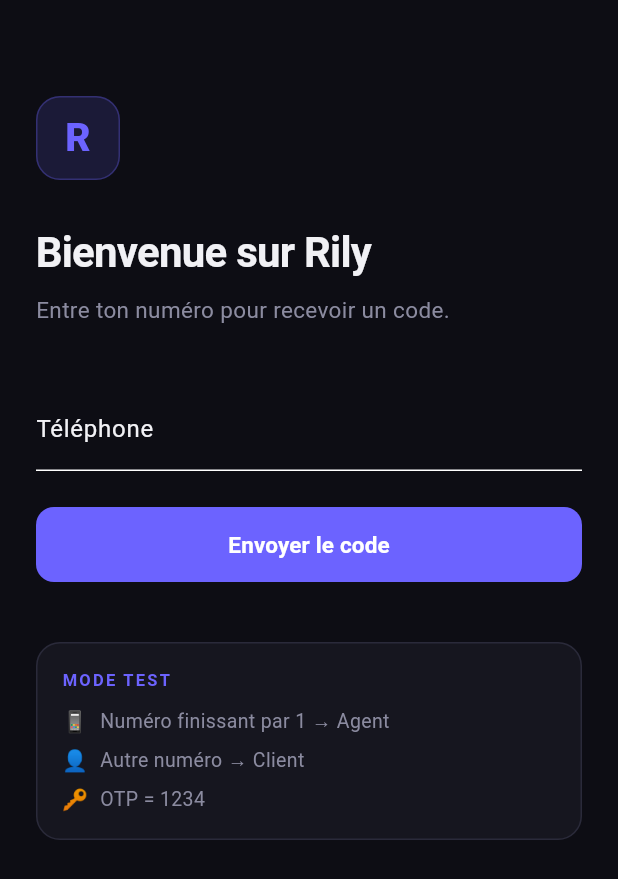
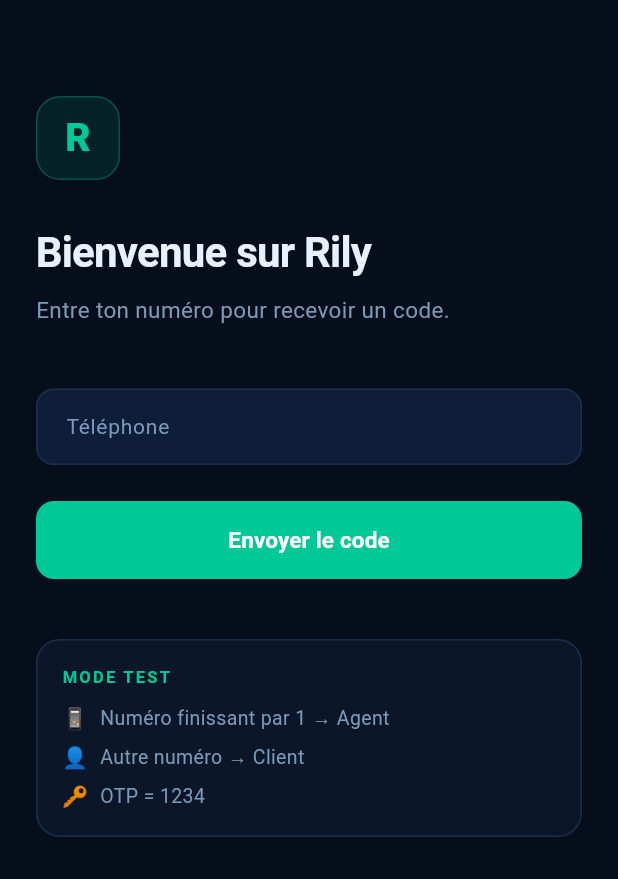
Before and after one commit to AdamElguennioui/RilyGo_App, a Flutter app: the screen it shows after launch, on a phone screen of 412 x 824 dp. Shown: the top 879 px of the screen. Run offline on Flutter 3.47's test engine with Material 3 defaults, Android fonts, the phone set to English and light mode, and no system bars; accounts and stored records are empty.

Commit message:
style: green + dark-blue theme overhaul, clean analyze
- Replace purple accent with emerald green (#00C896) + dark navy palette
- Add gradientStart/End constants for CTA banners (navy → green)
- Extend ThemeData: inputDecoration, buttons, switch, tabBar, snackBar
- Update MissionStatus colors: accepted → sky blue, inProgress → green
- Fix all withOpacity() → withValues(alpha:) deprecations (32 occurrences)
- Remove unused _auth field in MissionStatusScreen
- Remove unused services.dart import in LoginScreen
- Fix category emoji in ClientMissionCard (was always 📦)
- Fix double-underscore lint in main.dart route builder
- Add curly braces in mission_service.dart flow control
- flutter analyze: 0 issues

Co-Authored-By: Claude Sonnet 4.6 <noreply@anthropic.com>

```diff
--- a/lib/main.dart
+++ b/lib/main.dart
@@ -65,8 +65,8 @@ class RilyApp extends StatelessWidget {
 
   PageRouteBuilder _slide(Widget page) {
     return PageRouteBuilder(
-      pageBuilder: (_, animation, __) => page,
-      transitionsBuilder: (_, animation, __, child) {
+      pageBuilder: (ctx, animation, secondaryAnimation) => page,
+      transitionsBuilder: (ctx, animation, secondaryAnimation, child) {
         return SlideTransition(
           position: Tween<Offset>(
             begin: const Offset(1, 0),
--- a/lib/models/mission.dart
+++ b/lib/models/mission.dart
@@ -16,11 +16,11 @@ extension MissionStatusExtension on MissionStatus {
       case MissionStatus.created:
         return const Color(0xFF94A3B8);
       case MissionStatus.accepted:
-        return const Color(0xFF38BDF8);
+        return const Color(0xFF60A5FA);
       case MissionStatus.onTheWay:
         return const Color(0xFFF59E0B);
       case MissionStatus.inProgress:
-        return const Color(0xFFA78BFA);
+        return const Color(0xFF00C896);
       case MissionStatus.completed:
         return const Color(0xFF22C55E);
       case MissionStatus.cancelled:
--- a/lib/services/mission_service.dart
+++ b/lib/services/mission_service.dart
@@ -231,7 +231,9 @@ class MissionService {
     final user = _authService.currentUser;
     if (user == null) return false;
     if (mission.status == MissionStatus.completed ||
-        mission.status == MissionStatus.cancelled) return false;
+        mission.status == MissionStatus.cancelled) {
+      return false;
+    }
 
     if (user.role == UserRole.client) {
       return mission.clientId == user.id &&
--- a/lib/ui/create_mission_screen.dart
+++ b/lib/ui/create_mission_screen.dart
@@ -254,7 +254,7 @@ class _CreateMissionScreenState extends State<CreateMissionScreen> {
                   const SectionHeader('TARIF'),
                   const SizedBox(height: 14),
                   RilyCard(
-                    borderColor: RilyColors.accent.withOpacity(0.2),
+                    borderColor: RilyColors.accent.withValues(alpha: 0.2),
                     child: Column(
                       children: [
                         PriceRow(
--- a/lib/ui/login_screen.dart
+++ b/lib/ui/login_screen.dart
@@ -138,8 +138,7 @@ class _LoginScreenState extends State<LoginScreen>
                     color: RilyColors.accentDim,
                     borderRadius: BorderRadius.circular(16),
                     border: Border.all(
-                      color: RilyColors.accent.withOpacity(0.3),
-                    ),
+                        color: RilyColors.accent.withValues(alpha: 0.3)),
                   ),
                   child: const Center(
                     child: Text(
--- a/lib/ui/theme/app_theme.dart
+++ b/lib/ui/theme/app_theme.dart
@@ -4,37 +4,47 @@ import 'package:flutter/services.dart';
 class RilyColors {
   RilyColors._();
 
-  static const bg = Color(0xFF0D0D14);
-  static const surface = Color(0xFF16161F);
-  static const surfaceElevated = Color(0xFF1E1E2A);
-  static const surfaceBorder = Color(0xFF2A2A3A);
+  // ── Backgrounds (deep navy) ───────────────────────────────────────────────
+  static const bg              = Color(0xFF060E1B);
+  static const surface         = Color(0xFF0B1629);
+  static const surfaceElevated = Color(0xFF0F1E38);
+  static const surfaceBorder   = Color(0xFF1B304E);
 
-  static const accent = Color(0xFF6C63FF);
-  static const accentLight = Color(0xFF8B85FF);
-  static const accentDim = Color(0x266C63FF);
+  // ── Accent (emerald green) ────────────────────────────────────────────────
+  static const accent      = Color(0xFF00C896);
+  static const accentLight = Color(0xFF33D9AA);
+  static const accentDim   = Color(0x1A00C896); // ~10 % alpha
 
-  static const success = Color(0xFF22C55E);
+  // ── Semantic ──────────────────────────────────────────────────────────────
+  static const success    = Color(0xFF22C55E);
   static const successDim = Color(0x2022C55E);
-  static const warning = Color(0xFFF59E0B);
+  static const warning    = Color(0xFFF59E0B);
   static const warningDim = Color(0x20F59E0B);
-  static const error = Color(0xFFEF4444);
-  static const errorDim = Color(0x20EF4444);
-  static const info = Color(0xFF38BDF8);
-  static const infoDim = Color(0x2038BDF8);
+  static const error      = Color(0xFFEF4444);
+  static const errorDim   = Color(0x20EF4444);
+  static const info       = Color(0xFF60A5FA);
+  static const infoDim    = Color(0x2060A5FA);
 
-  static const statusCreated = Color(0xFF94A3B8);
-  static const statusAccepted = Color(0xFF38BDF8);
-  static const statusOnTheWay = Color(0xFFF59E0B);
-  static const statusInProgress = Color(0xFFA78BFA);
-  static const statusCompleted = Color(0xFF22C55E);
-  static const statusCancelled = Color(0xFFEF4444);
+  // ── Status ────────────────────────────────────────────────────────────────
+  static const statusCreated    = Color(0xFF94A3B8);
+  static const statusAccepted   = Color(0xFF60A5FA);
+  static const statusOnTheWay   = Color(0xFFF59E0B);
+  static const statusInProgress = Color(0xFF00C896);
+  static const statusCompleted  = Color(0xFF22C55E);
+  static const statusCancelled  = Color(0xFFEF4444);
 
-  static const textPrimary = Color(0xFFF1F1F5);
-  static const textSecondary = Color(0xFF8B8BA0);
-  static const textMuted = Color(0xFF4A4A60);
+  // ── Text ──────────────────────────────────────────────────────────────────
+  static const textPrimary   = Color(0xFFE8F0FE);
+  static const textSecondary = Color(0xFF7B9AB8);
+  static const textMuted     = Color(0xFF3A5270);
 
-  static const express = Color(0xFFFF6B35);
-  static const expressDim = Color(0x20FF6B35);
+  // ── Express ───────────────────────────────────────────────────────────────
+  static const express    = Color(0xFFFF7043);
+  static const expressDim = Color(0x20FF7043);
+
+  // ── CTA gradient (navy → emerald) ─────────────────────────────────────────
+  static const gradientStart = Color(0xFF1E4785);
+  static const gradientEnd   = Color(0xFF00C896);
 }
 
 class RilyTheme {
@@ -47,7 +57,7 @@ class RilyTheme {
       scaffoldBackgroundColor: RilyColors.bg,
       colorScheme: const ColorScheme.dark(
         primary: RilyColors.accent,
-        secondary: RilyColors.accentLight,
+        secondary: RilyColors.info,
         surface: RilyColors.surface,
         error: RilyColors.error,
         onPrimary: Colors.white,
@@ -79,6 +89,76 @@ class RilyTheme {
         ),
         margin: EdgeInsets.zero,
       ),
+      inputDecorationTheme: InputDecorationTheme(
+        filled: true,
+        fillColor: RilyColors.surfaceElevated,
+        contentPadding:
+            const EdgeInsets.symmetric(horizontal: 16, vertical: 14),
+        border: OutlineInputBorder(
+          borderRadius: BorderRadius.circular(12),
+          borderSide: const BorderSide(color: RilyColors.surfaceBorder),
+        ),
+        enabledBorder: OutlineInputBorder(
+          borderRadius: BorderRadius.circular(12),
+          borderSide: const BorderSide(color: RilyColors.surfaceBorder),
+        ),
+        focusedBorder: OutlineInputBorder(
+          borderRadius: BorderRadius.circular(12),
+          borderSide: const BorderSide(color: RilyColors.accent, width: 1.5),
+        ),
+        labelStyle: const TextStyle(
+            color: RilyColors.textSecondary, fontSize: 14),
+        hintStyle:
+            const TextStyle(color: RilyColors.textMuted, fontSize: 14),
+        floatingLabelStyle:
+            const TextStyle(color: RilyColors.accent, fontSize: 12),
+      ),
+      elevatedButtonTheme: ElevatedButtonThemeData(
+        style: ElevatedButton.styleFrom(
+          backgroundColor: RilyColors.accent,
+          foregroundColor: Colors.white,
+          elevation: 0,
+          shape: RoundedRectangleBorder(
+              borderRadius: BorderRadius.circular(12)),
+        ),
+      ),
+      outlinedButtonTheme: OutlinedButtonThemeData(
+        style: OutlinedButton.styleFrom(
+          foregroundColor: RilyColors.accent,
+          side: const BorderSide(color: RilyColors.surfaceBorder),
+          shape: RoundedRectangleBorder(
+              borderRadius: BorderRadius.circular(12)),
+        ),
+      ),
+      switchTheme: SwitchThemeData(
+        thumbColor: WidgetStateProperty.resolveWith((s) =>
+            s.contains(WidgetState.selected)
+                ? RilyColors.accent
+                : RilyColors.textMuted),
+        trackColor: WidgetStateProperty.resolveWith((s) =>
+            s.contains(WidgetState.selected)
+                ? RilyColors.accentDim
+                : RilyColors.surfaceBorder),
+      ),
+      tabBarTheme: const TabBarThemeData(
+        indicatorColor: RilyColors.accent,
+        indicatorSize: TabBarIndicatorSize.label,
+        labelColor: RilyColors.accent,
+        unselectedLabelColor: RilyColors.textSecondary,
+        labelStyle: TextStyle(fontWeight: FontWeight.w600, fontSize: 14),
+        dividerColor: RilyColors.surfaceBorder,
+      ),
+      dividerTheme: const DividerThemeData(
+        color: RilyColors.surfaceBorder,
+        space: 1,
+      ),
+      snackBarTheme: SnackBarThemeData(
+        backgroundColor: RilyColors.surfaceElevated,
+        contentTextStyle: const TextStyle(color: RilyColors.textPrimary),
+        shape:
+            RoundedRectangleBorder(borderRadius: BorderRadius.circular(12)),
+        behavior: SnackBarBehavior.floating,
+      ),
     );
   }
 }
```
Also changed, not shown: lib/ui/agent_home_screen.dart (+5 -5 lines), lib/ui/agent_mission_detail.dart (+9 -9 lines), lib/ui/client_home_screen.dart (+13 -5 lines), lib/ui/mission_status_screen.dart (+4 -6 lines), lib/ui/widgets/rily_widgets.dart (+23 -24 lines). Lines whose indentation alone changed are shown as unchanged.
